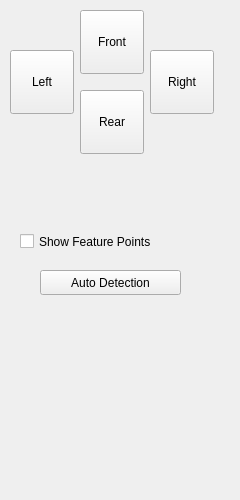
First picture: the form in control1.ui, repository free6d1823/NavmCal, before the edit.
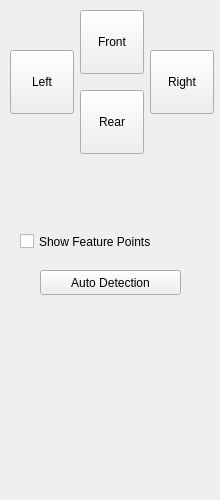
Second picture: the form after the edit. Icons and pictures are not drawn.

The edit to the form file:
```diff
--- a/control1.ui
+++ b/control1.ui
@@ -6,7 +6,7 @@
    <rect>
     <x>0</x>
     <y>0</y>
-    <width>240</width>
+    <width>220</width>
     <height>500</height>
    </rect>
   </property>
@@ -18,7 +18,7 @@
   </property>
   <property name="minimumSize">
    <size>
-    <width>240</width>
+    <width>220</width>
     <height>500</height>
    </size>
   </property>
```
